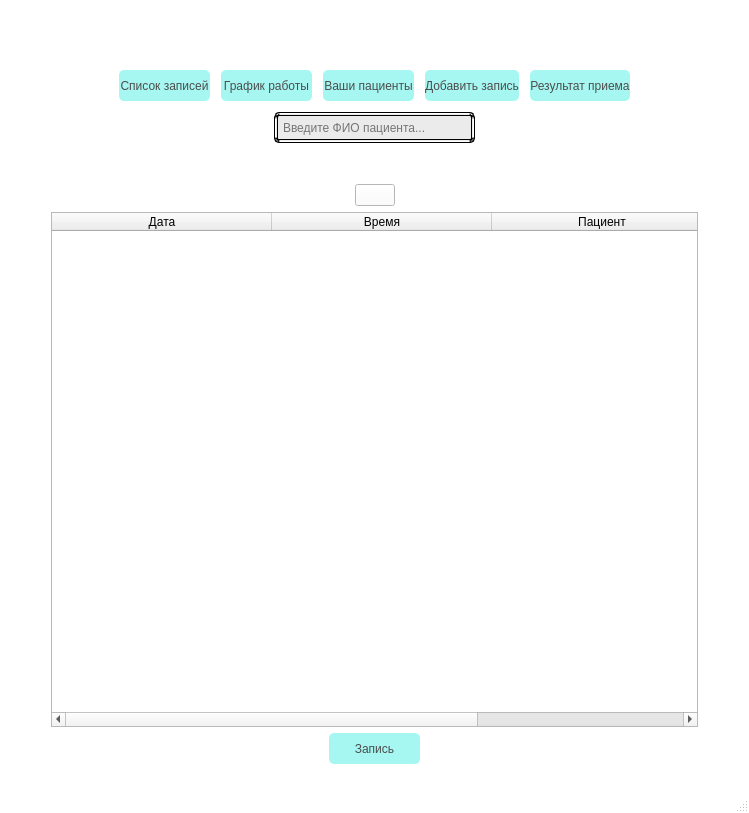
Before: the Qt Designer form ui/specialist.ui in TomilinWow/PolyclinicSupportSystem, drawn with Qt 5.
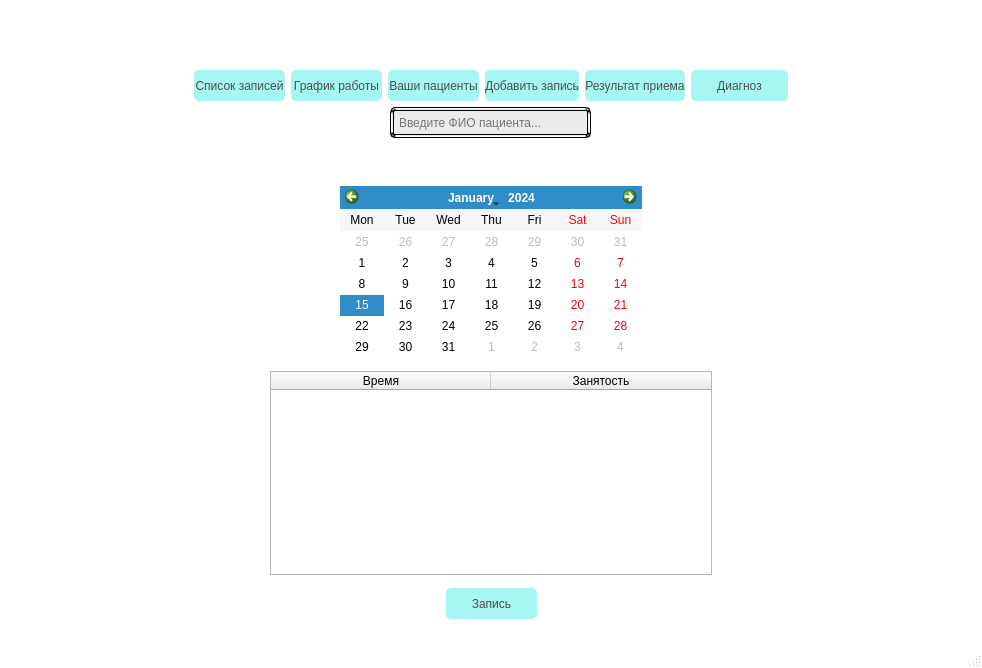
After: the same form once the commit is applied. The open tabs and pages were chosen to show the change. Icons and pictures are not drawn.

```diff
--- a/ui/specialist.ui
+++ b/ui/specialist.ui
@@ -6,8 +6,8 @@
    <rect>
     <x>0</x>
     <y>0</y>
-    <width>749</width>
-    <height>813</height>
+    <width>982</width>
+    <height>668</height>
    </rect>
   </property>
   <property name="maximumSize">
@@ -134,7 +134,363 @@
         </property>
         <widget class="QWidget" name="page">
          <layout class="QGridLayout" name="gridLayout_2">
+          <item row="0" column="0">
+           <layout class="QHBoxLayout" name="horizontalLayout_2">
+            <item>
+             <spacer name="horizontalSpacer_2">
+              <property name="orientation">
+               <enum>Qt::Horizontal</enum>
+              </property>
+              <property name="sizeHint" stdset="0">
+               <size>
+                <width>40</width>
+                <height>20</height>
+               </size>
+              </property>
+             </spacer>
+            </item>
+            <item>
+             <widget class="QPushButton" name="btn_2">
+              <property name="sizePolicy">
+               <sizepolicy hsizetype="Fixed" vsizetype="Fixed">
+                <horstretch>0</horstretch>
+                <verstretch>0</verstretch>
+               </sizepolicy>
+              </property>
+              <property name="minimumSize">
+               <size>
+                <width>91</width>
+                <height>31</height>
+               </size>
+              </property>
+              <property name="styleSheet">
+               <string notr="true">QPushButton{
+	border-radius: 5px;
+	background-color: #a6f7f1;
+   	transition: 2s linear; 
+	color: #4c4d4d;
+}
+
+QPushButton:hover{
+	background-color: #89f0ea;
+}
+
+</string>
+              </property>
+              <property name="text">
+               <string>Список записей</string>
+              </property>
+             </widget>
+            </item>
+            <item>
+             <widget class="QPushButton" name="btn_15">
+              <property name="sizePolicy">
+               <sizepolicy hsizetype="Fixed" vsizetype="Fixed">
+                <horstretch>0</horstretch>
+                <verstretch>0</verstretch>
+               </sizepolicy>
+              </property>
+              <property name="minimumSize">
+               <size>
+                <width>91</width>
+                <height>31</height>
+               </size>
+              </property>
+              <property name="styleSheet">
+               <string notr="true">QPushButton{
+	border-radius: 5px;
+	background-color: #a6f7f1;
+   	transition: 2s linear; 
+	color: #4c4d4d;
+}
+
+QPushButton:hover{
+	background-color: #89f0ea;
+}
+
+</string>
+              </property>
+              <property name="text">
+               <string>График работы</string>
+              </property>
+             </widget>
+            </item>
+            <item>
+             <widget class="QPushButton" name="btn_3">
+              <property name="sizePolicy">
+               <sizepolicy hsizetype="Fixed" vsizetype="Fixed">
+                <horstretch>0</horstretch>
+                <verstretch>0</verstretch>
+               </sizepolicy>
+              </property>
+              <property name="minimumSize">
+               <size>
+                <width>91</width>
+                <height>31</height>
+               </size>
+              </property>
+              <property name="styleSheet">
+               <string notr="true">QPushButton{
+	border-radius: 5px;
+	background-color: #a6f7f1;
+   	transition: 2s linear; 
+	color: #4c4d4d;
+}
+
+QPushButton:hover{
+	background-color: #89f0ea;
+}
+
+</string>
+              </property>
+              <property name="text">
+               <string>Ваши пациенты</string>
+              </property>
+             </widget>
+            </item>
+            <item>
+             <widget class="QPushButton" name="btn_5">
+              <property name="sizePolicy">
+               <sizepolicy hsizetype="Fixed" vsizetype="Fixed">
+                <horstretch>0</horstretch>
+                <verstretch>0</verstretch>
+               </sizepolicy>
+              </property>
+              <property name="minimumSize">
+               <size>
+                <width>91</width>
+                <height>31</height>
+               </size>
+              </property>
+              <property name="styleSheet">
+               <string notr="true">QPushButton{
+	border-radius: 5px;
+	background-color: #a6f7f1;
+   	transition: 2s linear; 
+	color: #4c4d4d;
+}
+
+QPushButton:hover{
+	background-color: #89f0ea;
+}
+
+</string>
+              </property>
+              <property name="text">
+               <string>Добавить запись</string>
+              </property>
+             </widget>
+            </item>
+            <item>
+             <widget class="QPushButton" name="btn_38">
+              <property name="sizePolicy">
+               <sizepolicy hsizetype="Fixed" vsizetype="Fixed">
+                <horstretch>0</horstretch>
+                <verstretch>0</verstretch>
+               </sizepolicy>
+              </property>
+              <property name="minimumSize">
+               <size>
+                <width>97</width>
+                <height>31</height>
+               </size>
+              </property>
+              <property name="styleSheet">
+               <string notr="true">QPushButton{
+	border-radius: 5px;
+	background-color: #a6f7f1;
+   	transition: 2s linear; 
+	color: #4c4d4d;
+}
+
+QPushButton:hover{
+	background-color: #89f0ea;
+}
+
+</string>
+              </property>
+              <property name="text">
+               <string>Результат приема</string>
+              </property>
+             </widget>
+            </item>
+            <item>
+             <widget class="QPushButton" name="btn_40">
+              <property name="sizePolicy">
+               <sizepolicy hsizetype="Fixed" vsizetype="Fixed">
+                <horstretch>0</horstretch>
+                <verstretch>0</verstretch>
+               </sizepolicy>
+              </property>
+              <property name="minimumSize">
+               <size>
+                <width>97</width>
+                <height>31</height>
+               </size>
+              </property>
+              <property name="styleSheet">
+               <string notr="true">QPushButton{
+	border-radius: 5px;
+	background-color: #a6f7f1;
+   	transition: 2s linear; 
+	color: #4c4d4d;
+}
+
+QPushButton:hover{
+	background-color: #89f0ea;
+}
+
+</string>
+              </property>
+              <property name="text">
+               <string>Диагноз</string>
+              </property>
+              <property name="icon">
+               <iconset>
+                <normaloff>../images/plus_icon-icons.com_61187.png</normaloff>../images/plus_icon-icons.com_61187.png</iconset>
+              </property>
+             </widget>
+            </item>
+            <item>
+             <spacer name="horizontalSpacer">
+              <property name="orientation">
+               <enum>Qt::Horizontal</enum>
+              </property>
+              <property name="sizeHint" stdset="0">
+               <size>
+                <width>40</width>
+                <height>20</height>
+               </size>
+              </property>
+             </spacer>
+            </item>
+           </layout>
+          </item>
           <item row="1" column="0">
+           <layout class="QHBoxLayout" name="horizontalLayout_4">
+            <property name="spacing">
+             <number>8</number>
+            </property>
+            <item>
+             <spacer name="horizontalSpacer_6">
+              <property name="orientation">
+               <enum>Qt::Horizontal</enum>
+              </property>
+              <property name="sizeHint" stdset="0">
+               <size>
+                <width>40</width>
+                <height>20</height>
+               </size>
+              </property>
+             </spacer>
+            </item>
+            <item>
+             <spacer name="horizontalSpacer_11">
+              <property name="orientation">
+               <enum>Qt::Horizontal</enum>
+              </property>
+              <property name="sizeType">
+               <enum>QSizePolicy::Fixed</enum>
+              </property>
+              <property name="sizeHint" stdset="0">
+               <size>
+                <width>31</width>
+                <height>31</height>
+               </size>
+              </property>
+             </spacer>
+            </item>
+            <item>
+             <layout class="QHBoxLayout" name="horizontalLayout">
+              <property name="spacing">
+               <number>0</number>
+              </property>
+              <item>
+               <widget class="QLineEdit" name="lineEdit">
+                <property name="sizePolicy">
+                 <sizepolicy hsizetype="Fixed" vsizetype="Fixed">
+                  <horstretch>0</horstretch>
+                  <verstretch>0</verstretch>
+                 </sizepolicy>
+                </property>
+                <property name="minimumSize">
+                 <size>
+                  <width>201</width>
+                  <height>31</height>
+                 </size>
+                </property>
+                <property name="styleSheet">
+                 <string notr="true">QLineEdit{
+	padding-top: 0px;
+	padding-left: 3px;
+	text-align: center;
+	background-color: rgb(235, 235, 235);
+	border-radius: 5px;
+	border: 4px double black;
+   	transition: 2s linear; 
+	color: black;
+}
+
+QLineEdit:hover{
+	background-color: rgb(207, 207, 207);
+}	</string>
+                </property>
+                <property name="placeholderText">
+                 <string>Введите ФИО пациента...</string>
+                </property>
+               </widget>
+              </item>
+              <item>
+               <widget class="QPushButton" name="pushButton">
+                <property name="minimumSize">
+                 <size>
+                  <width>31</width>
+                  <height>31</height>
+                 </size>
+                </property>
+                <property name="styleSheet">
+                 <string notr="true">QPushButton{
+	background-color: white;
+border: none;
+}
+
+QPushButton:hover{
+	background-color: rgb(244, 244, 244);
+}</string>
+                </property>
+                <property name="text">
+                 <string/>
+                </property>
+                <property name="icon">
+                 <iconset>
+                  <normaloff>../images/search.png</normaloff>../images/search.png</iconset>
+                </property>
+                <property name="iconSize">
+                 <size>
+                  <width>21</width>
+                  <height>24</height>
+                 </size>
+                </property>
+               </widget>
+              </item>
+             </layout>
+            </item>
+            <item>
+             <spacer name="horizontalSpacer_10">
+              <property name="orientation">
+               <enum>Qt::Horizontal</enum>
+              </property>
+              <property name="sizeHint" stdset="0">
+               <size>
+                <width>40</width>
+                <height>20</height>
+               </size>
+              </property>
+             </spacer>
+            </item>
+           </layout>
+          </item>
+          <item row="2" column="0">
            <widget class="QStackedWidget" name="stackedWidget_2">
             <property name="currentIndex">
              <number>3</number>
@@ -1712,69 +2068,24 @@
              </layout>
             </widget>
             <widget class="QWidget" name="page_4">
-             <layout class="QGridLayout" name="gridLayout_5">
-              <item row="0" column="0">
-               <layout class="QVBoxLayout" name="verticalLayout_4">
+             <layout class="QVBoxLayout" name="verticalLayout_23">
+              <item>
+               <layout class="QVBoxLayout" name="verticalLayout_22">
+                <property name="spacing">
+                 <number>13</number>
+                </property>
                 <item>
-                 <layout class="QHBoxLayout" name="horizontalLayout_17">
+                 <layout class="QVBoxLayout" name="verticalLayout_4">
                   <item>
-                   <widget class="QPushButton" name="btn_22">
-                    <property name="styleSheet">
-                     <string notr="true">QPushButton{
+                   <layout class="QHBoxLayout" name="horizontalLayout_17">
+                    <item>
+                     <widget class="QPushButton" name="btn_22">
+                      <property name="styleSheet">
+                       <string notr="true">QPushButton{
 	border: none;
 	color: white;
 	
 }</string>
-                    </property>
-                    <property name="text">
-                     <string/>
-                    </property>
-                    <property name="icon">
-                     <iconset>
-                      <normaloff>../images/Icons8-Ios7-Arrows-Back.ico</normaloff>../images/Icons8-Ios7-Arrows-Back.ico</iconset>
-                    </property>
-                   </widget>
-                  </item>
-                  <item>
-                   <spacer name="horizontalSpacer_36">
-                    <property name="orientation">
-                     <enum>Qt::Horizontal</enum>
-                    </property>
-                    <property name="sizeHint" stdset="0">
-                     <size>
-                      <width>40</width>
-                      <height>20</height>
-                     </size>
-                    </property>
-                   </spacer>
-                  </item>
-                 </layout>
-                </item>
-                <item>
-                 <layout class="QHBoxLayout" name="horizontalLayout_97">
-                  <item>
-                   <spacer name="horizontalSpacer_152">
-                    <property name="orientation">
-                     <enum>Qt::Horizontal</enum>
-                    </property>
-                    <property name="sizeHint" stdset="0">
-                     <size>
-                      <width>40</width>
-                      <height>20</height>
-                     </size>
-                    </property>
-                   </spacer>
-                  </item>
-                  <item>
-                   <layout class="QHBoxLayout" name="horizontalLayout_98">
-                    <item>
-                     <widget class="QPushButton" name="btn_65">
-                      <property name="styleSheet">
-                       <string notr="true">QPushButton{
-
-	background-color: white;
-
-}</string>
                       </property>
                       <property name="text">
                        <string/>
@@ -1783,28 +2094,77 @@
                        <iconset>
                         <normaloff>../images/Filter.png</normaloff>../images/Filter.png</iconset>
                       </property>
-                      <property name="iconSize">
+                     </widget>
+                    </item>
+                    <item>
+                     <spacer name="horizontalSpacer_36">
+                      <property name="orientation">
+                       <enum>Qt::Horizontal</enum>
+                      </property>
+                      <property name="sizeHint" stdset="0">
                        <size>
-                        <width>25</width>
-                        <height>25</height>
+                        <width>40</width>
+                        <height>20</height>
                        </size>
                       </property>
-                     </widget>
+                     </spacer>
                     </item>
                    </layout>
                   </item>
                   <item>
-                   <spacer name="horizontalSpacer_153">
-                    <property name="orientation">
-                     <enum>Qt::Horizontal</enum>
-                    </property>
-                    <property name="sizeHint" stdset="0">
-                     <size>
-                      <width>40</width>
-                      <height>20</height>
-                     </size>
-                    </property>
-                   </spacer>
+                   <layout class="QHBoxLayout" name="horizontalLayout_29">
+                    <item>
+                     <spacer name="horizontalSpacer_50">
+                      <property name="orientation">
+                       <enum>Qt::Horizontal</enum>
+                      </property>
+                      <property name="sizeHint" stdset="0">
+                       <size>
+                        <width>40</width>
+                        <height>20</height>
+                       </size>
+                      </property>
+                     </spacer>
+                    </item>
+                    <item>
+                     <widget class="QCalendarWidget" name="calendarWidget">
+                      <property name="maximumSize">
+                       <size>
+                        <width>302</width>
+                        <height>183</height>
+                       </size>
+                      </property>
+                      <property name="selectionMode">
+                       <enum>QCalendarWidget::SingleSelection</enum>
+                      </property>
+                      <property name="horizontalHeaderFormat">
+                       <enum>QCalendarWidget::ShortDayNames</enum>
+                      </property>
+                      <property name="verticalHeaderFormat">
+                       <enum>QCalendarWidget::NoVerticalHeader</enum>
+                      </property>
+                      <property name="navigationBarVisible">
+                       <bool>true</bool>
+                      </property>
+                      <property name="dateEditEnabled">
+                       <bool>true</bool>
+                      </property>
+                     </widget>
+                    </item>
+                    <item>
+                     <spacer name="horizontalSpacer_51">
+                      <property name="orientation">
+                       <enum>Qt::Horizontal</enum>
+                      </property>
+                      <property name="sizeHint" stdset="0">
+                       <size>
+                        <width>40</width>
+                        <height>20</height>
+                       </size>
+                      </property>
+                     </spacer>
+                    </item>
+                   </layout>
                   </item>
                  </layout>
                 </item>
@@ -1839,7 +2199,7 @@
                     </property>
                     <property name="maximumSize">
                      <size>
-                      <width>662</width>
+                      <width>442</width>
                       <height>16777215</height>
                      </size>
                     </property>
@@ -1885,11 +2245,6 @@
                     <attribute name="verticalHeaderShowSortIndicator" stdset="0">
                      <bool>false</bool>
                     </attribute>
-                    <column>
-                     <property name="text">
-                      <string>Дата</string>
-                     </property>
-                    </column>
                     <column>
                      <property name="text">
                       <string>Время</string>
@@ -1897,7 +2252,7 @@
                     </column>
                     <column>
                      <property name="text">
-                      <string>Пациент</string>
+                      <string>Занятость</string>
                      </property>
                     </column>
                    </widget>
@@ -2316,332 +2671,6 @@
             </widget>
            </widget>
           </item>
-          <item row="0" column="0">
-           <layout class="QVBoxLayout" name="verticalLayout_62">
-            <property name="spacing">
-             <number>11</number>
-            </property>
-            <item>
-             <layout class="QHBoxLayout" name="horizontalLayout_2">
-              <item>
-               <spacer name="horizontalSpacer_2">
-                <property name="orientation">
-                 <enum>Qt::Horizontal</enum>
-                </property>
-                <property name="sizeHint" stdset="0">
-                 <size>
-                  <width>40</width>
-                  <height>20</height>
-                 </size>
-                </property>
-               </spacer>
-              </item>
-              <item>
-               <widget class="QPushButton" name="btn_2">
-                <property name="sizePolicy">
-                 <sizepolicy hsizetype="Fixed" vsizetype="Fixed">
-                  <horstretch>0</horstretch>
-                  <verstretch>0</verstretch>
-                 </sizepolicy>
-                </property>
-                <property name="minimumSize">
-                 <size>
-                  <width>91</width>
-                  <height>31</height>
-                 </size>
-                </property>
-                <property name="styleSheet">
-                 <string notr="true">QPushButton{
-	border-radius: 5px;
-	background-color: #a6f7f1;
-   	transition: 2s linear; 
-	color: #4c4d4d;
-}
-
-QPushButton:hover{
-	background-color: #89f0ea;
-}
-
-</string>
-                </property>
-                <property name="text">
-                 <string>Список записей</string>
-                </property>
-               </widget>
-              </item>
-              <item>
-               <widget class="QPushButton" name="btn_15">
-                <property name="sizePolicy">
-                 <sizepolicy hsizetype="Fixed" vsizetype="Fixed">
-                  <horstretch>0</horstretch>
-                  <verstretch>0</verstretch>
-                 </sizepolicy>
-                </property>
-                <property name="minimumSize">
-                 <size>
-                  <width>91</width>
-                  <height>31</height>
-                 </size>
-                </property>
-                <property name="styleSheet">
-                 <string notr="true">QPushButton{
-	border-radius: 5px;
-	background-color: #a6f7f1;
-   	transition: 2s linear; 
-	color: #4c4d4d;
-}
-
-QPushButton:hover{
-	background-color: #89f0ea;
-}
-
-</string>
-                </property>
-                <property name="text">
-                 <string>График работы</string>
-                </property>
-               </widget>
-              </item>
-              <item>
-               <widget class="QPushButton" name="btn_3">
-                <property name="sizePolicy">
-                 <sizepolicy hsizetype="Fixed" vsizetype="Fixed">
-                  <horstretch>0</horstretch>
-                  <verstretch>0</verstretch>
-                 </sizepolicy>
-                </property>
-                <property name="minimumSize">
-                 <size>
-                  <width>91</width>
-                  <height>31</height>
-                 </size>
-                </property>
-                <property name="styleSheet">
-                 <string notr="true">QPushButton{
-	border-radius: 5px;
-	background-color: #a6f7f1;
-   	transition: 2s linear; 
-	color: #4c4d4d;
-}
-
-QPushButton:hover{
-	background-color: #89f0ea;
-}
-
-</string>
-                </property>
-                <property name="text">
-                 <string>Ваши пациенты</string>
-                </property>
-               </widget>
-              </item>
-              <item>
-               <widget class="QPushButton" name="btn_5">
-                <property name="sizePolicy">
-                 <sizepolicy hsizetype="Fixed" vsizetype="Fixed">
-                  <horstretch>0</horstretch>
-                  <verstretch>0</verstretch>
-                 </sizepolicy>
-                </property>
-                <property name="minimumSize">
-                 <size>
-                  <width>91</width>
-                  <height>31</height>
-                 </size>
-                </property>
-                <property name="styleSheet">
-                 <string notr="true">QPushButton{
-	border-radius: 5px;
-	background-color: #a6f7f1;
-   	transition: 2s linear; 
-	color: #4c4d4d;
-}
-
-QPushButton:hover{
-	background-color: #89f0ea;
-}
-
-</string>
-                </property>
-                <property name="text">
-                 <string>Добавить запись</string>
-                </property>
-               </widget>
-              </item>
-              <item>
-               <widget class="QPushButton" name="btn_38">
-                <property name="sizePolicy">
-                 <sizepolicy hsizetype="Fixed" vsizetype="Fixed">
-                  <horstretch>0</horstretch>
-                  <verstretch>0</verstretch>
-                 </sizepolicy>
-                </property>
-                <property name="minimumSize">
-                 <size>
-                  <width>97</width>
-                  <height>31</height>
-                 </size>
-                </property>
-                <property name="styleSheet">
-                 <string notr="true">QPushButton{
-	border-radius: 5px;
-	background-color: #a6f7f1;
-   	transition: 2s linear; 
-	color: #4c4d4d;
-}
-
-QPushButton:hover{
-	background-color: #89f0ea;
-}
-
-</string>
-                </property>
-                <property name="text">
-                 <string>Результат приема</string>
-                </property>
-               </widget>
-              </item>
-              <item>
-               <spacer name="horizontalSpacer">
-                <property name="orientation">
-                 <enum>Qt::Horizontal</enum>
-                </property>
-                <property name="sizeHint" stdset="0">
-                 <size>
-                  <width>40</width>
-                  <height>20</height>
-                 </size>
-                </property>
-               </spacer>
-              </item>
-             </layout>
-            </item>
-            <item>
-             <layout class="QHBoxLayout" name="horizontalLayout_4">
-              <property name="spacing">
-               <number>8</number>
-              </property>
-              <item>
-               <spacer name="horizontalSpacer_6">
-                <property name="orientation">
-                 <enum>Qt::Horizontal</enum>
-                </property>
-                <property name="sizeHint" stdset="0">
-                 <size>
-                  <width>40</width>
-                  <height>20</height>
-                 </size>
-                </property>
-               </spacer>
-              </item>
-              <item>
-               <spacer name="horizontalSpacer_11">
-                <property name="orientation">
-                 <enum>Qt::Horizontal</enum>
-                </property>
-                <property name="sizeType">
-                 <enum>QSizePolicy::Fixed</enum>
-                </property>
-                <property name="sizeHint" stdset="0">
-                 <size>
-                  <width>31</width>
-                  <height>31</height>
-                 </size>
-                </property>
-               </spacer>
-              </item>
-              <item>
-               <layout class="QHBoxLayout" name="horizontalLayout">
-                <property name="spacing">
-                 <number>0</number>
-                </property>
-                <item>
-                 <widget class="QLineEdit" name="lineEdit">
-                  <property name="sizePolicy">
-                   <sizepolicy hsizetype="Fixed" vsizetype="Fixed">
-                    <horstretch>0</horstretch>
-                    <verstretch>0</verstretch>
-                   </sizepolicy>
-                  </property>
-                  <property name="minimumSize">
-                   <size>
-                    <width>201</width>
-                    <height>31</height>
-                   </size>
-                  </property>
-                  <property name="styleSheet">
-                   <string notr="true">QLineEdit{
-	padding-top: 0px;
-	padding-left: 3px;
-	text-align: center;
-	background-color: rgb(235, 235, 235);
-	border-radius: 5px;
-	border: 4px double black;
-   	transition: 2s linear; 
-	color: black;
-}
-
-QLineEdit:hover{
-	background-color: rgb(207, 207, 207);
-}	</string>
-                  </property>
-                  <property name="placeholderText">
-                   <string>Введите ФИО пациента...</string>
-                  </property>
-                 </widget>
-                </item>
-                <item>
-                 <widget class="QPushButton" name="pushButton">
-                  <property name="minimumSize">
-                   <size>
-                    <width>31</width>
-                    <height>31</height>
-                   </size>
-                  </property>
-                  <property name="styleSheet">
-                   <string notr="true">QPushButton{
-	background-color: white;
-border: none;
-}
-
-QPushButton:hover{
-	background-color: rgb(244, 244, 244);
-}</string>
-                  </property>
-                  <property name="text">
-                   <string/>
-                  </property>
-                  <property name="icon">
-                   <iconset>
-                    <normaloff>../images/search.png</normaloff>../images/search.png</iconset>
-                  </property>
-                  <property name="iconSize">
-                   <size>
-                    <width>21</width>
-                    <height>24</height>
-                   </size>
-                  </property>
-                 </widget>
-                </item>
-               </layout>
-              </item>
-              <item>
-               <spacer name="horizontalSpacer_10">
-                <property name="orientation">
-                 <enum>Qt::Horizontal</enum>
-                </property>
-                <property name="sizeHint" stdset="0">
-                 <size>
-                  <width>40</width>
-                  <height>20</height>
-                 </size>
-                </property>
-               </spacer>
-              </item>
-             </layout>
-            </item>
-           </layout>
-          </item>
          </layout>
         </widget>
         <widget class="QWidget" name="page_2">
```
Left out of the diff: 32 changed lines with no effect on the pictures.
